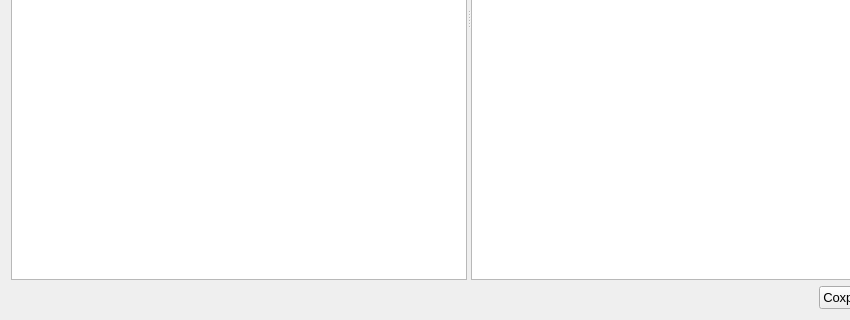
Qt form src/catalogEditor/catalogeditor.ui (Vladimirsky555/Books) before a commit; both pictures show x 0 to 850 and y 255 to 575 of the 938 by 575 pixel window.
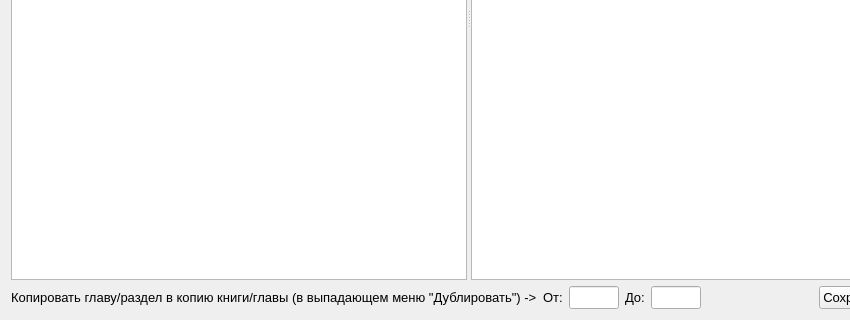
The same form after that commit. Icons and pictures are not drawn.

Commit message: Add duplicate and export actions in catalogeditor

Diff of the .ui file:
```diff
--- a/src/catalogEditor/catalogeditor.ui
+++ b/src/catalogEditor/catalogeditor.ui
@@ -167,6 +167,84 @@
    </item>
    <item>
     <layout class="QHBoxLayout" name="horizontalLayout">
+     <item>
+      <widget class="QLabel" name="label_7">
+       <property name="font">
+        <font>
+         <pointsize>10</pointsize>
+        </font>
+       </property>
+       <property name="text">
+        <string>Копировать главу/раздел в копию книги/главы (в выпадающем меню &quot;Дублировать&quot;) -&gt;</string>
+       </property>
+      </widget>
+     </item>
+     <item>
+      <widget class="QLabel" name="label_6">
+       <property name="font">
+        <font>
+         <pointsize>10</pointsize>
+        </font>
+       </property>
+       <property name="text">
+        <string>От:</string>
+       </property>
+      </widget>
+     </item>
+     <item>
+      <widget class="QLineEdit" name="edtFirstSection">
+       <property name="sizePolicy">
+        <sizepolicy hsizetype="Fixed" vsizetype="Fixed">
+         <horstretch>0</horstretch>
+         <verstretch>0</verstretch>
+        </sizepolicy>
+       </property>
+       <property name="maximumSize">
+        <size>
+         <width>50</width>
+         <height>16777215</height>
+        </size>
+       </property>
+       <property name="font">
+        <font>
+         <pointsize>10</pointsize>
+        </font>
+       </property>
+      </widget>
+     </item>
+     <item>
+      <widget class="QLabel" name="label_5">
+       <property name="font">
+        <font>
+         <pointsize>10</pointsize>
+        </font>
+       </property>
+       <property name="text">
+        <string>До:</string>
+       </property>
+      </widget>
+     </item>
+     <item>
+      <widget class="QLineEdit" name="edtLastSection">
+       <property name="sizePolicy">
+        <sizepolicy hsizetype="Fixed" vsizetype="Fixed">
+         <horstretch>0</horstretch>
+         <verstretch>0</verstretch>
+        </sizepolicy>
+       </property>
+       <property name="maximumSize">
+        <size>
+         <width>50</width>
+         <height>16777215</height>
+        </size>
+       </property>
+       <property name="font">
+        <font>
+         <pointsize>10</pointsize>
+        </font>
+       </property>
+      </widget>
+     </item>
      <item>
       <spacer name="horizontalSpacer">
        <property name="orientation">
```
The commit also changes 15 other files.
